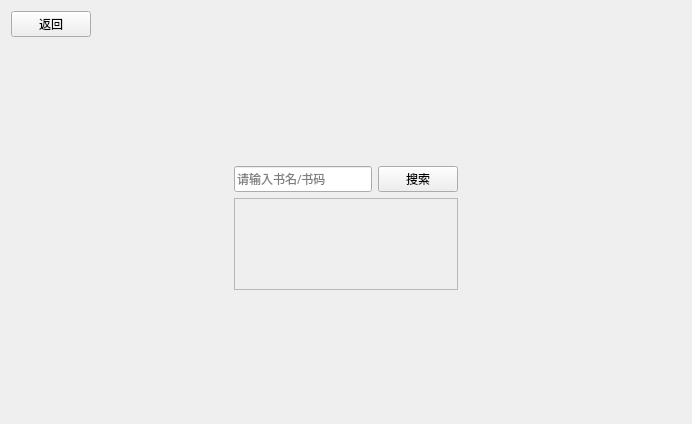
Qt form searchpage.ui (LeoStr4nge/LibraryManageSystem) before a commit.
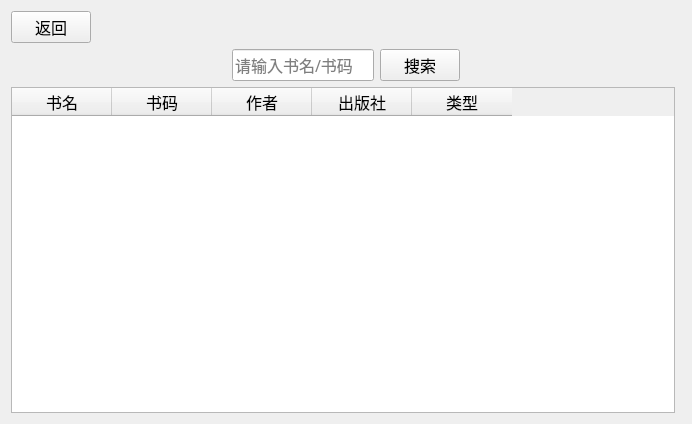
The same form after that commit.

```diff
--- a/searchpage.ui
+++ b/searchpage.ui
@@ -10,12 +10,18 @@
     <height>424</height>
    </rect>
   </property>
+  <property name="font">
+   <font>
+    <family>微软雅黑</family>
+    <pointsize>12</pointsize>
+   </font>
+  </property>
   <property name="windowTitle">
    <string>图书馆管理系统</string>
   </property>
   <layout class="QGridLayout" name="gridLayout">
-   <item row="0" column="0">
-    <layout class="QVBoxLayout" name="verticalLayout_3">
+   <item row="0" column="0" rowspan="2" colspan="2">
+    <layout class="QVBoxLayout" name="verticalLayout_2">
      <item>
       <layout class="QHBoxLayout" name="horizontalLayout_2">
        <item>
@@ -41,21 +47,6 @@
       </layout>
      </item>
      <item>
-      <layout class="QVBoxLayout" name="verticalLayout_2">
-       <item>
-        <spacer name="verticalSpacer">
-         <property name="orientation">
-          <enum>Qt::Vertical</enum>
-         </property>
-         <property name="sizeHint" stdset="0">
-          <size>
-           <width>20</width>
-           <height>40</height>
-          </size>
-         </property>
-        </spacer>
-       </item>
-       <item>
         <layout class="QHBoxLayout" name="horizontalLayout_3">
          <item>
           <spacer name="horizontalSpacer">
@@ -91,6 +82,7 @@
                <property name="font">
                 <font>
                  <family>微软雅黑</family>
+               <pointsize>12</pointsize>
                 </font>
                </property>
                <property name="placeholderText">
@@ -109,6 +101,7 @@
                <property name="font">
                 <font>
                  <family>微软雅黑</family>
+               <pointsize>12</pointsize>
                 </font>
                </property>
                <property name="text">
@@ -118,23 +111,6 @@
              </item>
             </layout>
            </item>
-           <item>
-            <widget class="QScrollArea" name="scrollArea">
-             <property name="widgetResizable">
-              <bool>true</bool>
-             </property>
-             <widget class="QWidget" name="scrollAreaWidgetContents">
-              <property name="geometry">
-               <rect>
-                <x>0</x>
-                <y>0</y>
-                <width>214</width>
-                <height>82</height>
-               </rect>
-              </property>
-             </widget>
-            </widget>
-           </item>
           </layout>
          </item>
          <item>
@@ -152,22 +128,39 @@
          </item>
         </layout>
        </item>
-       <item>
-        <spacer name="verticalSpacer_3">
-         <property name="orientation">
-          <enum>Qt::Vertical</enum>
-         </property>
-         <property name="sizeHint" stdset="0">
-          <size>
-           <width>20</width>
-           <height>40</height>
-          </size>
-         </property>
-        </spacer>
-       </item>
-      </layout>
-     </item>
-    </layout>
+    </layout>
+   </item>
+   <item row="2" column="0">
+    <widget class="QTableWidget" name="tableWidget">
+     <property name="focusPolicy">
+      <enum>Qt::NoFocus</enum>
+     </property>
+     <column>
+      <property name="text">
+       <string>书名</string>
+      </property>
+     </column>
+     <column>
+      <property name="text">
+       <string>书码</string>
+      </property>
+     </column>
+     <column>
+      <property name="text">
+       <string>作者</string>
+      </property>
+     </column>
+     <column>
+      <property name="text">
+       <string>出版社</string>
+      </property>
+     </column>
+     <column>
+      <property name="text">
+       <string>类型</string>
+      </property>
+     </column>
+    </widget>
    </item>
   </layout>
  </widget>
```
Lines whose indentation alone changed are shown as unchanged.
